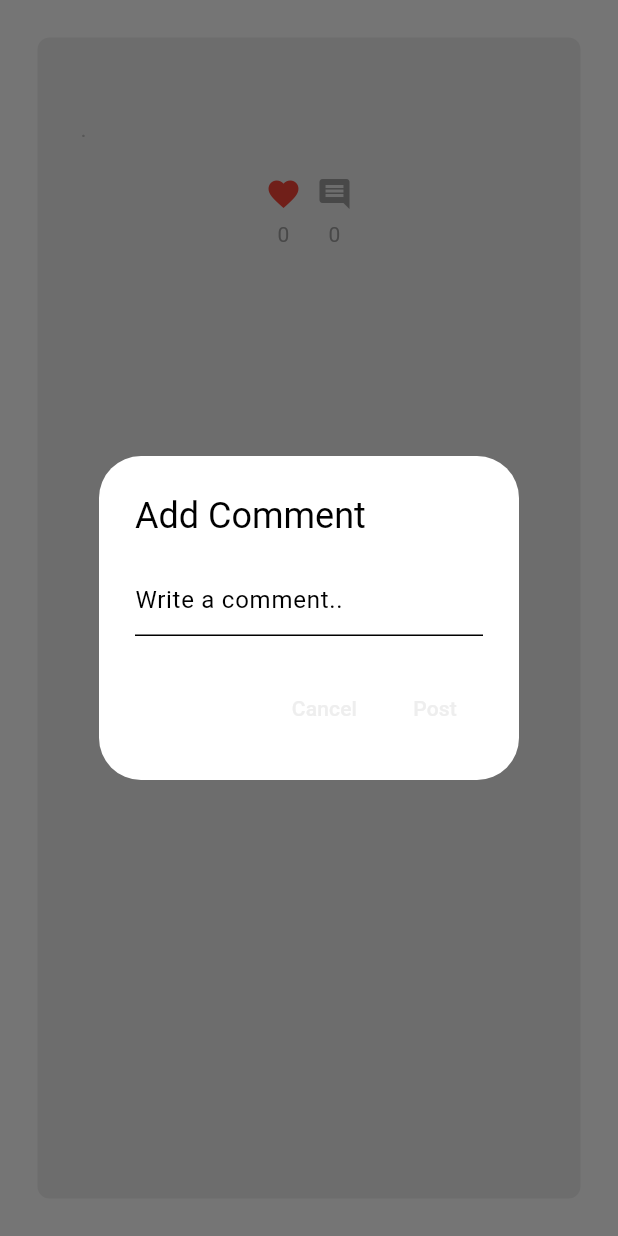
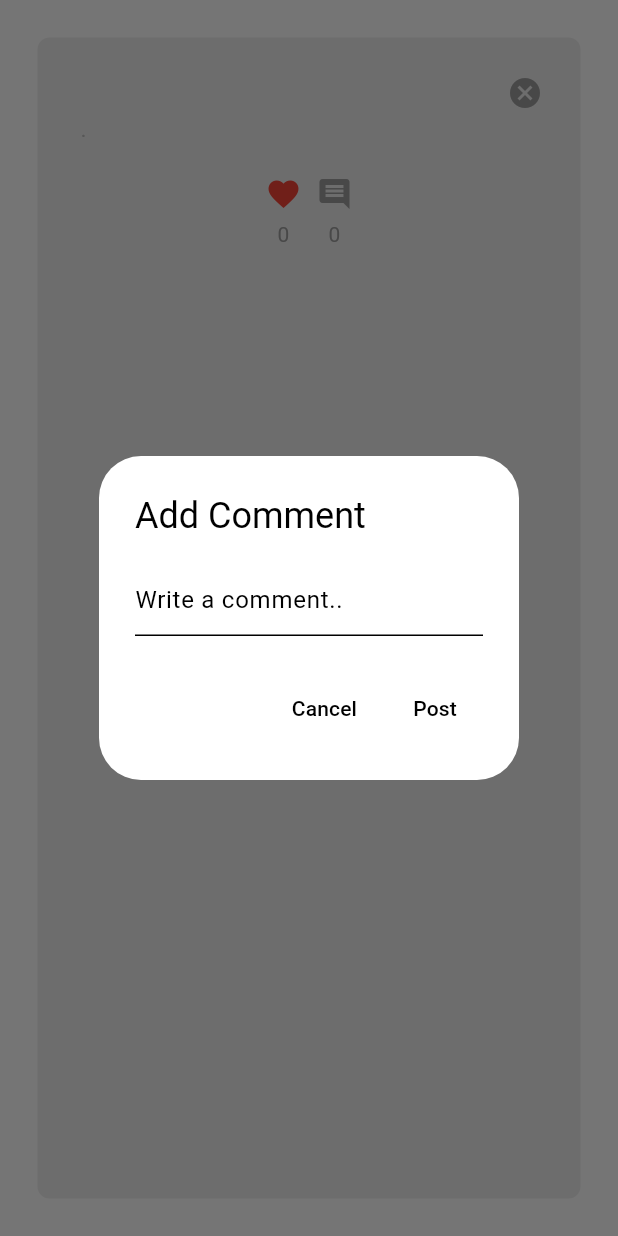
Before and after one commit to aya-hamoudeh1/Social_Media_App, a Flutter app: the WallPost widget shown alone on an empty page, opened directly with empty values, after a tap on the "favorite outline" icon, after a tap on the "comment" icon, on a phone screen of 412 x 824 dp. Run offline on Flutter 3.47's test engine with Material 3 defaults, Android fonts, the phone set to English and light mode, and no system bars; our stand-ins replace cloud_firestore, firebase_auth, firebase_core; accounts and stored records are empty; network calls fail.

Commit message:
delete post

```diff
--- /dev/null
+++ b/lib/components/delete_button.dart
@@ -0,0 +1,17 @@
+import 'package:flutter/material.dart';
+
+class DeleteButton extends StatelessWidget {
+  final void Function()? onTap;
+  const DeleteButton({super.key, required this.onTap});
+
+  @override
+  Widget build(BuildContext context) {
+    return GestureDetector(
+      onTap: onTap,
+      child: const Icon(
+        Icons.cancel,
+        color: Colors.grey,
+      ),
+    );
+  }
+}
--- a/lib/theme/dark_theme.dart
+++ b/lib/theme/dark_theme.dart
@@ -10,4 +10,9 @@ ThemeData darkTheme = ThemeData(
     primary: Colors.grey[900]!,
     secondary: Colors.grey[800]!,
   ),
+  textButtonTheme: TextButtonThemeData(
+    style: TextButton.styleFrom(
+      foregroundColor: Colors.white,
+    ),
+  ),
 );
--- a/lib/theme/light_theme.dart
+++ b/lib/theme/light_theme.dart
@@ -18,4 +18,9 @@ ThemeData lightTheme = ThemeData(
     primary: Colors.grey[200]!,
     secondary: Colors.grey[300]!,
   ),
+  textButtonTheme: TextButtonThemeData(
+    style: TextButton.styleFrom(
+      foregroundColor: Colors.black,
+    ),
+  ),
 );
```
Also changed, not shown: lib/components/wall_post.dart (+69 -0 lines).
